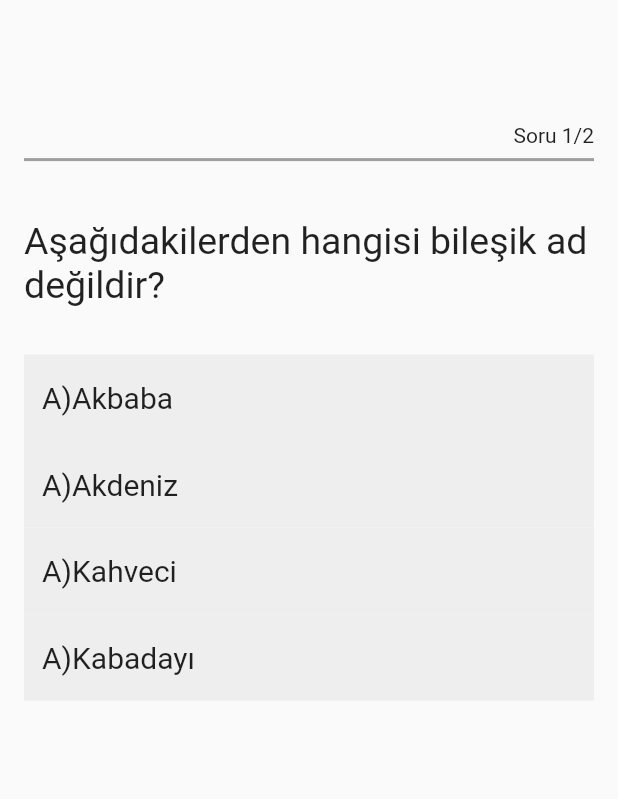
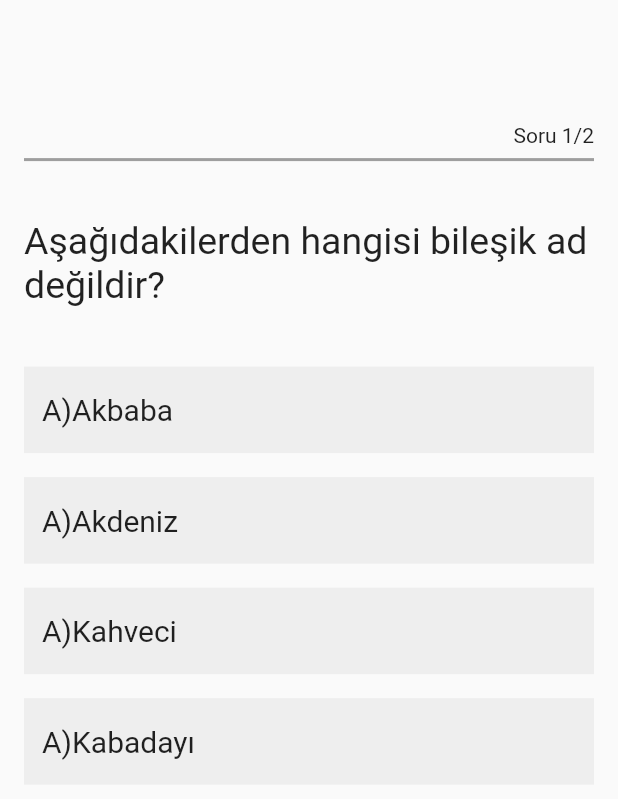
Before and after one commit to erdemgocen44/Flutter-Quiz, a Flutter app: the screen it shows after launch, on a phone screen of 412 x 824 dp. Shown: the top 799 px of the screen. Run offline on Flutter 3.47's test engine with Material 2 defaults, Android fonts, the phone set to English and light mode, and no system bars.

Commit message:
build option container

```diff
--- a/lib/build_option.dart
+++ b/lib/build_option.dart
@@ -5,6 +5,7 @@ Widget buildOption(BuildContext context, Option option) {
   return Container(
     height: MediaQuery.of(context).size.height * 0.07,
     padding: const EdgeInsets.all(12),
+    margin: const EdgeInsets.symmetric(vertical: 8),
     decoration: BoxDecoration(color: Colors.grey.shade200),
     child: Row(
       mainAxisAlignment: MainAxisAlignment.spaceBetween,
```
